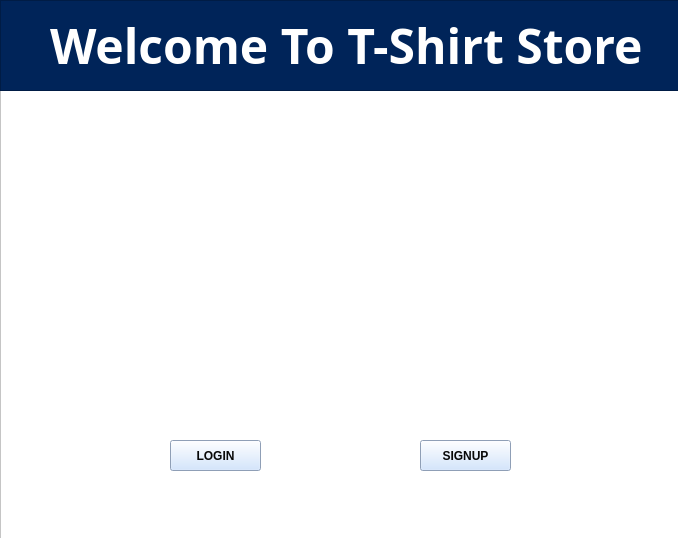
Before: the Qt Designer form homescreen.ui in Usman-Rizwan04/Ecommerce-store-cpp, drawn with Qt 5.
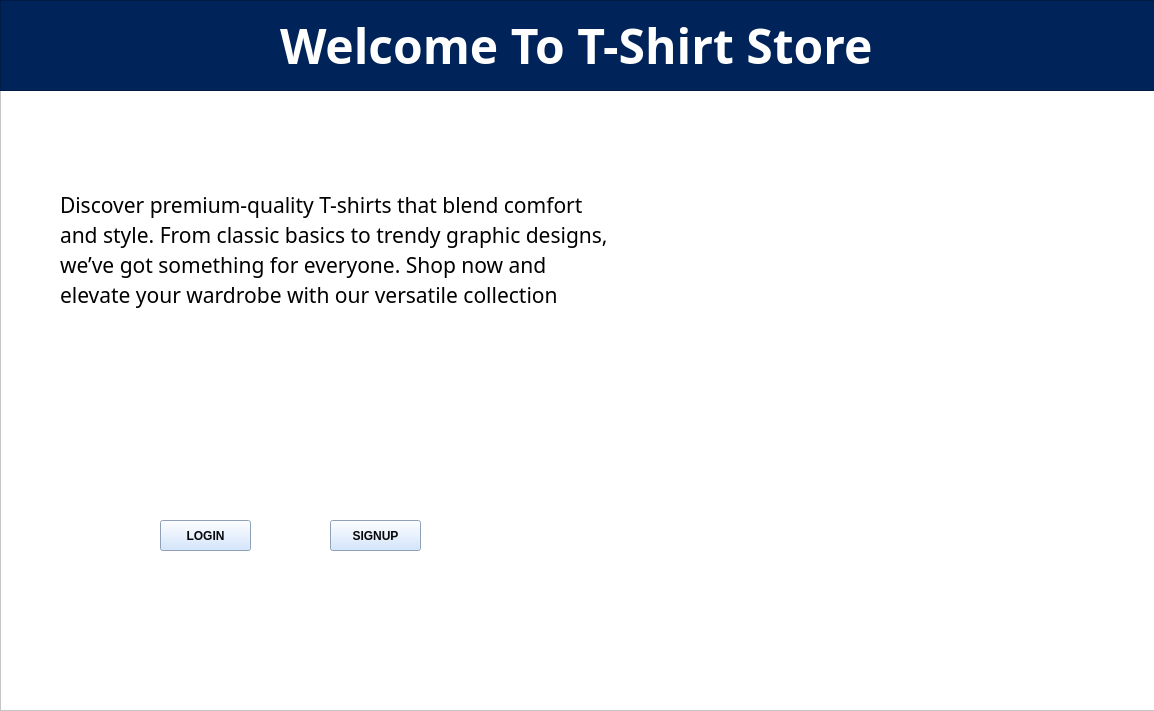
After: the same form once the commit is applied. Icons and pictures are not drawn.

```diff
--- a/homescreen.ui
+++ b/homescreen.ui
@@ -6,8 +6,8 @@
    <rect>
     <x>0</x>
     <y>0</y>
-    <width>678</width>
-    <height>538</height>
+    <width>1154</width>
+    <height>711</height>
    </rect>
   </property>
   <property name="windowTitle">
@@ -19,8 +19,8 @@
      <rect>
       <x>0</x>
       <y>0</y>
-      <width>681</width>
-      <height>541</height>
+      <width>1161</width>
+      <height>711</height>
      </rect>
     </property>
     <property name="styleSheet">
@@ -35,10 +35,10 @@
     <widget class="QLabel" name="lbl_image">
      <property name="geometry">
       <rect>
-       <x>170</x>
-       <y>160</y>
-       <width>331</width>
-       <height>221</height>
+       <x>650</x>
+       <y>320</y>
+       <width>461</width>
+       <height>301</height>
       </rect>
      </property>
      <property name="text">
@@ -54,8 +54,8 @@
     <widget class="QPushButton" name="loginButton">
      <property name="geometry">
       <rect>
-       <x>170</x>
-       <y>440</y>
+       <x>160</x>
+       <y>520</y>
        <width>91</width>
        <height>31</height>
       </rect>
@@ -77,8 +77,8 @@
     <widget class="QPushButton" name="signupButton">
      <property name="geometry">
       <rect>
-       <x>420</x>
-       <y>440</y>
+       <x>330</x>
+       <y>520</y>
        <width>91</width>
        <height>31</height>
       </rect>
@@ -102,7 +102,7 @@
       <rect>
        <x>0</x>
        <y>0</y>
-       <width>681</width>
+       <width>1161</width>
        <height>91</height>
       </rect>
      </property>
@@ -118,7 +118,7 @@
      <widget class="QLabel" name="label">
       <property name="geometry">
        <rect>
-        <x>50</x>
+        <x>280</x>
         <y>10</y>
         <width>601</width>
         <height>71</height>
@@ -139,6 +139,41 @@
       </property>
      </widget>
     </widget>
+    <widget class="QLabel" name="label_2">
+     <property name="geometry">
+      <rect>
+       <x>60</x>
+       <y>170</y>
+       <width>601</width>
+       <height>161</height>
+      </rect>
+     </property>
+     <property name="font">
+      <font>
+       <family>Sylfaen</family>
+       <pointsize>28</pointsize>
+      </font>
+     </property>
+     <property name="styleSheet">
+      <string notr="true">color: rgb(0, 0, 0);</string>
+     </property>
+     <property name="text">
+      <string>&lt;!DOCTYPE HTML PUBLIC &quot;-//W3C//DTD HTML 4.0//EN&quot; &quot;http://www.w3.org/TR/REC-html40/strict.dtd&quot;&gt;
+&lt;html&gt;&lt;head&gt;&lt;meta name=&quot;qrichtext&quot; content=&quot;1&quot; /&gt;&lt;meta charset=&quot;utf-8&quot; /&gt;&lt;style type=&quot;text/css&quot;&gt;
+p, li { white-space: pre-wrap; }
+hr { height: 1px; border-width: 0; }
+li.unchecked::marker { content: &quot;\2610&quot;; }
+li.checked::marker { content: &quot;\2612&quot;; }
+&lt;/style&gt;&lt;/head&gt;&lt;body style=&quot; font-family:'Segoe UI'; font-size:9pt; font-weight:400; font-style:normal;&quot;&gt;
+&lt;p style=&quot; margin-top:0px; margin-bottom:0px; margin-left:0px; margin-right:0px; -qt-block-indent:0; text-indent:0px;&quot;&gt;&lt;span style=&quot; font-size:16pt;&quot;&gt;Discover premium-quality T-shirts that blend comfort&lt;/span&gt;&lt;/p&gt;
+&lt;p style=&quot; margin-top:0px; margin-bottom:0px; margin-left:0px; margin-right:0px; -qt-block-indent:0; text-indent:0px;&quot;&gt;&lt;span style=&quot; font-size:16pt;&quot;&gt;and style. From classic basics to trendy graphic designs,&lt;/span&gt;&lt;/p&gt;
+&lt;p style=&quot; margin-top:0px; margin-bottom:0px; margin-left:0px; margin-right:0px; -qt-block-indent:0; text-indent:0px;&quot;&gt;&lt;span style=&quot; font-size:16pt;&quot;&gt;we’ve got something for everyone. Shop now and&lt;/span&gt;&lt;/p&gt;
+&lt;p style=&quot; margin-top:0px; margin-bottom:0px; margin-left:0px; margin-right:0px; -qt-block-indent:0; text-indent:0px;&quot;&gt;&lt;span style=&quot; font-size:16pt;&quot;&gt;elevate your wardrobe with our versatile collection&lt;/span&gt;&lt;/p&gt;&lt;/body&gt;&lt;/html&gt;</string>
+     </property>
+     <property name="textFormat">
+      <enum>Qt::TextFormat::AutoText</enum>
+     </property>
+    </widget>
     <zorder>frame_2</zorder>
     <zorder>lbl_image</zorder>
     <zorder>loginButton</zorder>
```
Left out of the diff: 1 changed line with no effect on the pictures.
